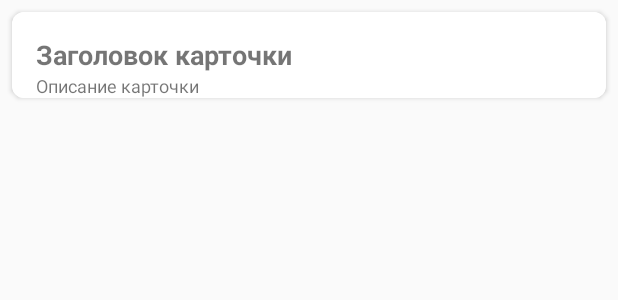
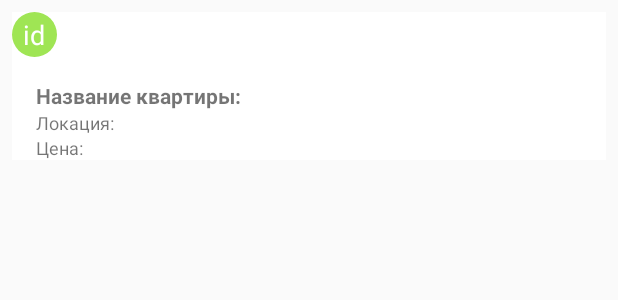
Before and after one commit to CyberEssence/FlatApp, an Android app: the layout card_item.xml on its own in the app's theme, with its tools: preview values and no code run, on a phone screen of 412 x 824 dp. Shown: the top 300 px of the screen. Run offline under Robolectric (Android 15) with nearby library versions, the phone set to English and light mode, and no system bars.

Commit message:
#2 Changed list view adapter and begin parse JSON, changed layouts

```diff
--- /dev/null
+++ b/app/src/main/res/drawable/id_text_view_style.xml
@@ -0,0 +1,7 @@
+<shape xmlns:android="http://schemas.android.com/apk/res/android"
+    android:shape="oval">
+    <solid android:color="#9FE554" />
+    <size
+        android:height="30dp"
+        android:width="30dp" />
+</shape>
--- /dev/null
+++ b/app/src/main/res/drawable/round_text_view.xml
@@ -0,0 +1,4 @@
+<?xml version="1.0" encoding="utf-8"?>
+<selector xmlns:android="http://schemas.android.com/apk/res/android">
+    <item android:drawable="@drawable/id_text_view_style" />
+</selector>
--- a/app/src/main/res/layout/card_item.xml
+++ b/app/src/main/res/layout/card_item.xml
@@ -1,5 +1,5 @@
 <?xml version="1.0" encoding="utf-8"?>
-<androidx.cardview.widget.CardView xmlns:android="http://schemas.android.com/apk/res/android"
+<LinearLayout xmlns:android="http://schemas.android.com/apk/res/android"
     xmlns:app="http://schemas.android.com/apk/res-auto"
     xmlns:tools="http://schemas.android.com/tools"
     android:id="@+id/main_content_container"
@@ -16,24 +16,43 @@
         android:orientation="vertical">
 
         <TextView
+            android:id="@+id/id"
+            android:layout_width="wrap_content"
+            android:layout_height="wrap_content"
+            android:background="@drawable/round_text_view"
+            android:gravity="center"
+            android:text="id"
+            android:textColor="@android:color/white"
+            android:textSize="18sp" />
+
+        <TextView
             android:id="@+id/title"
-            android:layout_width="wrap_content"
+            android:layout_width="371dp"
             android:layout_height="wrap_content"
             android:layout_marginStart="16dp"
             android:layout_marginTop="16dp"
-            android:textSize="18sp"
+            android:textSize="14sp"
             android:textStyle="bold"
-            tools:text="Заголовок карточки" />
+            tools:text="Название квартиры: " />
 
         <TextView
-            android:id="@+id/description_text_view"
-            android:layout_width="wrap_content"
+            android:id="@+id/description"
+            android:layout_width="371dp"
             android:layout_height="wrap_content"
             android:layout_marginStart="16dp"
             android:layout_marginEnd="16dp"
             android:textSize="12sp"
-            tools:text="Описание карточки" />
+            tools:text="Локация: " />
+
+        <TextView
+            android:id="@+id/price"
+            android:layout_width="372dp"
+            android:layout_height="wrap_content"
+            android:layout_marginStart="16dp"
+            android:layout_marginEnd="16dp"
+            android:textSize="12sp"
+            tools:text="Цена: " />
 
     </LinearLayout>
 
-</androidx.cardview.widget.CardView>
+</LinearLayout>
```
Also changed, not shown: app/src/main/java/com/example/flatapp/Item.kt (+3 -7 lines), app/src/main/java/com/example/flatapp/ListAdapter.kt (added, +36 -0 lines), app/src/main/java/com/example/flatapp/MainActivity.kt (+24 -10 lines), app/src/main/java/com/example/flatapp/MyAdapter.kt (deleted, +0 -26 lines), app/src/main/java/com/example/flatapp/MyHolder.kt (deleted, +0 -7 lines), app/src/main/res/layout/activity_main.xml (+10 -33 lines), app/src/main/res/layout/card_one_item.xml (+8 -9 lines), app/src/main/res/raw/json.json (+7 -23 lines).
